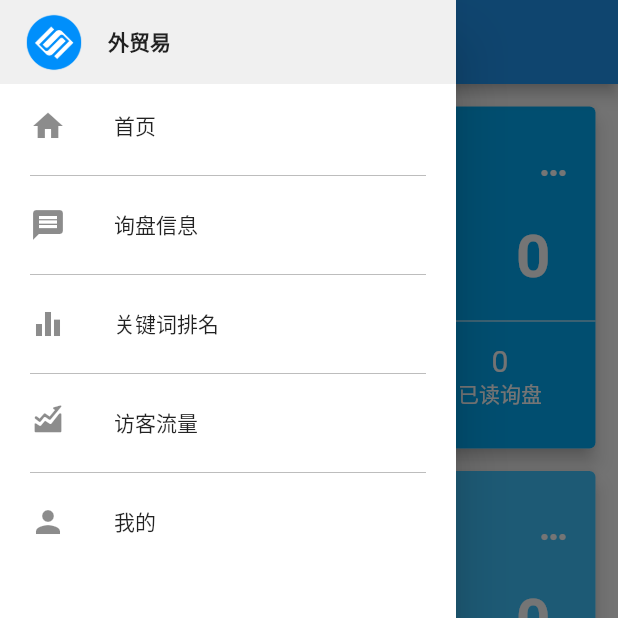
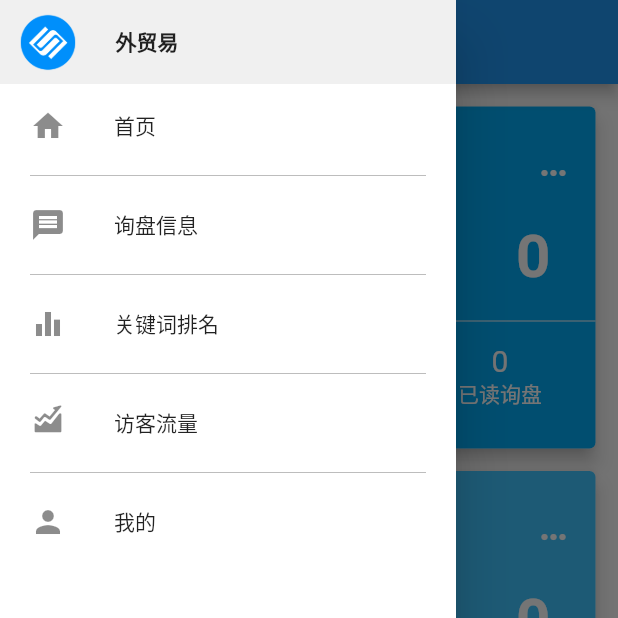
Before and after one commit to gxkai/waimao-flutter, a Flutter app: the HomePage screen opened by its route, with the side drawer open, on a phone screen of 412 x 824 dp, the top half of it. Run offline on Flutter 3.47's test engine with Material 2 defaults, Android fonts, the phone set to English and light mode, and no system bars; drawn by our look-alikes of pull_to_refresh; our stand-ins replace charts_flutter, dio, fluttertoast, shared_preferences, sqflite; missing offline and left inert: date_range_picker; accounts and stored records are empty; generated files the repository leaves out were written again; network calls fail; statements that could not run were skipped.

Commit message:
细节调整

```diff
--- a/lib/views/components/drawer.dart
+++ b/lib/views/components/drawer.dart
@@ -40,7 +40,7 @@ class _DrawerState extends State<MyDrawer> {
                         children: <Widget>[
                           Padding(
                             padding:
-                                const EdgeInsets.symmetric(horizontal: 16.0),
+                                const EdgeInsets.only(left: 12, right: 25),
                             child: ClipOval(
                               child: Image.asset(
                                 "assets/images/logo.png",
--- a/lib/views/home_page.dart
+++ b/lib/views/home_page.dart
@@ -21,7 +21,7 @@ class _HomePageState extends State<HomePage> {
   Widget build(BuildContext context) {
     AppBar appBar = AppBar(
       title: Text("外贸易"),
-      leading: IconButton(icon: Icon(IconData(0xe64f, fontFamily: "iconfont"),size: 10,), onPressed: () => _scaffoldKey.currentState.openDrawer()),
+      leading: IconButton(icon: Icon(IconData(0xe64f, fontFamily: "iconfont"),size: 15), onPressed: () => _scaffoldKey.currentState.openDrawer()),
     );
     return Scaffold(
       key: _scaffoldKey,
--- a/lib/views/mine/index.dart
+++ b/lib/views/mine/index.dart
@@ -17,7 +17,7 @@ class MinePage extends StatelessWidget {
       title: Text("我的"),
       leading: Builder(builder: (context) {
         return IconButton(
-          icon: Icon(IconData(0xe64f, fontFamily: "iconfont"),size: 10,),
+          icon: Icon(IconData(0xe64f, fontFamily: "iconfont"),size: 15,),
           onPressed: () {
             // 打开侧边菜单
             Scaffold.of(context).openDrawer();
```
Also changed, not shown: lib/views/keyword_ranking/keyword_ranking.dart (+9 -2 lines).
